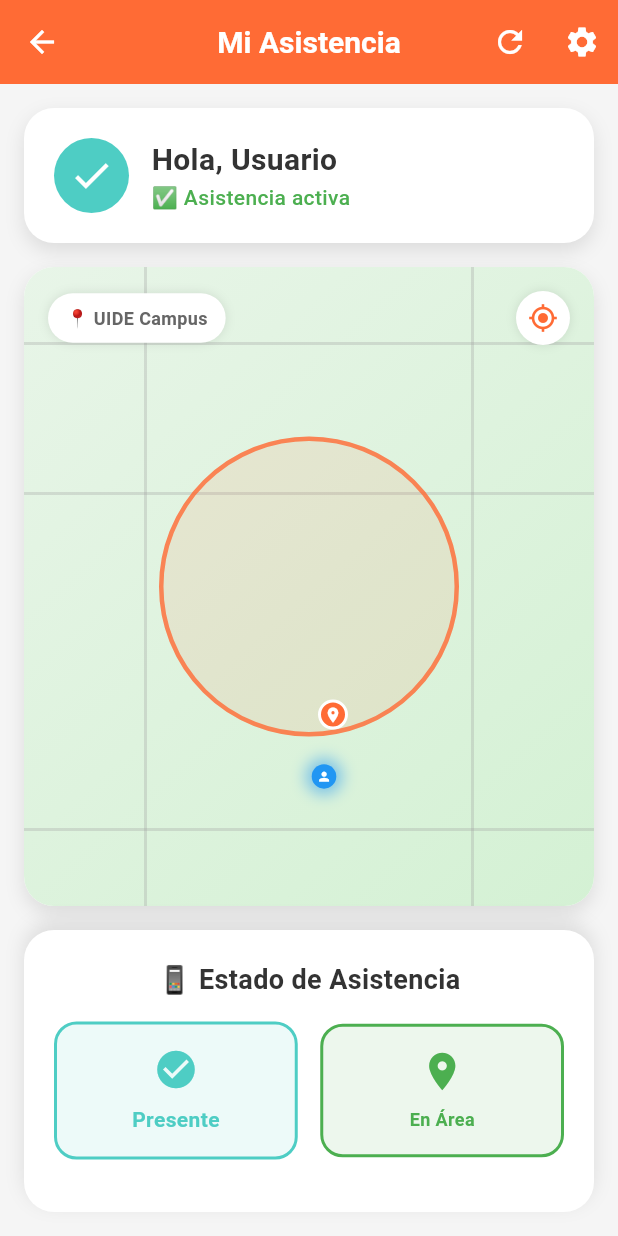
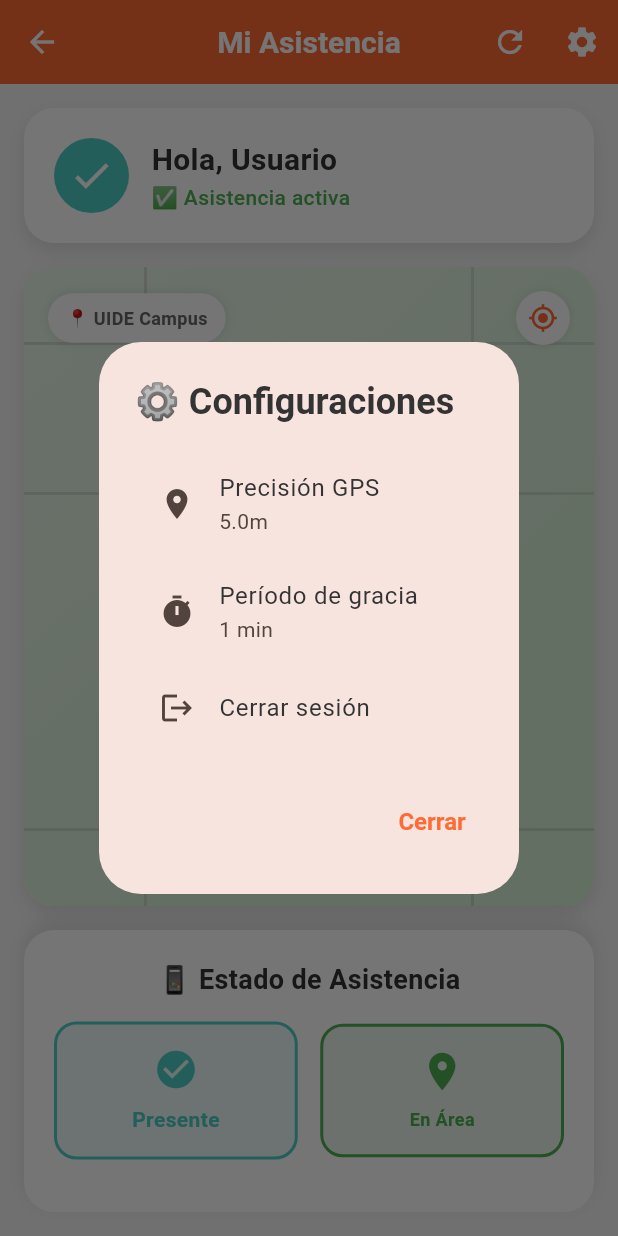
Before and after one commit to nicevall/GeoAsist_Front, a Flutter app: the MapViewScreen screen opened by its route, after a tap on the "settings" icon, on a phone screen of 412 x 824 dp. Run offline on Flutter 3.47's test engine with Material 3 defaults, Android fonts, the phone set to English and light mode, and no system bars; our stand-ins replace shared_preferences; accounts and stored records are empty; network calls fail.

Commit message:
🔧 fixing deprecated

```diff
--- a/lib/screens/login_screen.dart
+++ b/lib/screens/login_screen.dart
@@ -171,6 +171,7 @@ class _LoginScreenState extends State<LoginScreen> {
                       ),
                     ),
                     const SizedBox(width: 8),
+                    // ignore: prefer_const_constructors
                     Text(
                       'Conectado al servidor: ${AppConstants.baseUrl}',
                       style: const TextStyle(
--- a/lib/screens/map_view/map_view_screen.dart
+++ b/lib/screens/map_view/map_view_screen.dart
@@ -1,4 +1,4 @@
-// lib/screens/map_view_screen.dart
+// lib/screens/map_view/map_view_screen.dart - ARCHIVO CORREGIDO COMPLETO
 import 'package:flutter/material.dart';
 import '../../utils/colors.dart';
 import '../../core/app_constants.dart';
@@ -8,6 +8,7 @@ import '../../services/location_service.dart';
 import '../../services/storage_service.dart';
 import '../../models/evento_model.dart';
 import '../../models/usuario_model.dart';
+import '../../utils/app_router.dart';
 import 'widgets/status_panel.dart';
 import 'widgets/map_area.dart';
 import 'widgets/control_panel.dart';
@@ -53,9 +54,7 @@ class _MapViewScreenState extends State<MapViewScreen>
   List<Evento> _eventos = [];
   Evento? _currentEvento;
 
-  // Coordenadas simuladas
-  final double _centerLat = -0.1807;
-  final double _centerLng = -78.4678;
+  // Coordenadas simuladas (mantenemos solo las del usuario)
   final double _userLat = -0.1805;
   final double _userLng = -78.4680;
 
@@ -216,6 +215,7 @@ class _MapViewScreenState extends State<MapViewScreen>
     });
   }
 
+  // ✅ CORREGIDO: Agregada verificación mounted
   Future<void> _registerAttendance() async {
     if (_currentEvento == null || _currentUser == null) return;
 
@@ -226,12 +226,15 @@ class _MapViewScreenState extends State<MapViewScreen>
         longitud: _userLng,
       );
 
+      // ✅ Verificar que el widget esté montado antes de usar context
+      if (mounted) {
         ScaffoldMessenger.of(context).showSnackBar(
           SnackBar(
             content: Text(response.message),
             backgroundColor: response.success ? Colors.green : Colors.red,
           ),
         );
+      }
     } catch (e) {
       debugPrint('Error al registrar asistencia: $e');
     }
@@ -316,6 +319,55 @@ class _MapViewScreenState extends State<MapViewScreen>
     );
   }
 
+  // ✅ CORREGIDO: Implementado diálogo de configuraciones
+  void _showSettingsDialog() {
+    showDialog(
+      context: context,
+      builder: (context) => AlertDialog(
+        title: const Text('⚙️ Configuraciones'),
+        content: Column(
+          mainAxisSize: MainAxisSize.min,
+          children: [
+            ListTile(
+              leading: const Icon(Icons.location_on),
+              title: const Text('Precisión GPS'),
+              // ignore: prefer_const_constructors
+              subtitle: Text('${AppConstants.defaultLocationAccuracy}m'),
+              onTap: () {
+                // Configuración de precisión GPS
+                Navigator.of(context).pop();
+              },
+            ),
+            ListTile(
+              leading: const Icon(Icons.timer),
+              title: const Text('Período de gracia'),
+              subtitle:
+                  Text('${AppConstants.gracePeriodDuration.inMinutes} min'),
+              onTap: () {
+                // Configuración de período de gracia
+                Navigator.of(context).pop();
+              },
+            ),
+            ListTile(
+              leading: const Icon(Icons.logout),
+              title: const Text('Cerrar sesión'),
+              onTap: () async {
+                Navigator.of(context).pop();
+                await AppRouter.logout();
+              },
+            ),
+          ],
+        ),
+        actions: [
+          TextButton(
+            onPressed: () => Navigator.of(context).pop(),
+            child: const Text('Cerrar'),
+          ),
+        ],
+      ),
+    );
+  }
+
   @override
   Widget build(BuildContext context) {
     if (_isLoading) {
@@ -341,11 +393,10 @@ class _MapViewScreenState extends State<MapViewScreen>
             icon: const Icon(Icons.refresh),
             onPressed: _initializeData,
           ),
+          // ✅ CORREGIDO: Implementada navegación a configuraciones
           IconButton(
             icon: const Icon(Icons.settings),
-            onPressed: () {
-              // TODO: Navegar a configuraciones
-            },
+            onPressed: () => _showSettingsDialog(),
           ),
         ],
       ),
--- a/lib/screens/map_view/widgets/attendance_status_cards.dart
+++ b/lib/screens/map_view/widgets/attendance_status_cards.dart
@@ -1,4 +1,4 @@
-// lib/screens/widgets/attendance_status_cards.dart
+// lib/screens/map_view/widgets/attendance_status_cards.dart - ARCHIVO CORREGIDO
 import 'package:flutter/material.dart';
 import '../../../utils/colors.dart';
 
@@ -27,9 +27,10 @@ class AttendanceStatusCards extends StatelessWidget {
     return Container(
       padding: const EdgeInsets.all(15),
       decoration: BoxDecoration(
+        // ✅ CORREGIDO: withOpacity -> withValues
         color: isAttendanceActive
-            ? AppColors.secondaryTeal.withOpacity(0.1)
-            : Colors.red.withOpacity(0.1),
+            ? AppColors.secondaryTeal.withValues(alpha: 0.1)
+            : Colors.red.withValues(alpha: 0.1),
         borderRadius: BorderRadius.circular(15),
         border: Border.all(
           color: isAttendanceActive ? AppColors.secondaryTeal : Colors.red,
@@ -60,9 +61,10 @@ class AttendanceStatusCards extends StatelessWidget {
     return Container(
       padding: const EdgeInsets.all(15),
       decoration: BoxDecoration(
+        // ✅ CORREGIDO: withOpacity -> withValues
         color: isInsideGeofence
-            ? Colors.green.withOpacity(0.1)
-            : Colors.orange.withOpacity(0.1),
+            ? Colors.green.withValues(alpha: 0.1)
+            : Colors.orange.withValues(alpha: 0.1),
         borderRadius: BorderRadius.circular(15),
         border: Border.all(
           color: isInsideGeofence ? Colors.green : Colors.orange,
--- a/lib/screens/map_view/widgets/break_timer.dart
+++ b/lib/screens/map_view/widgets/break_timer.dart
@@ -1,4 +1,4 @@
-// lib/screens/widgets/break_timer.dart
+// lib/screens/map_view/widgets/break_timer.dart - ARCHIVO CORREGIDO
 import 'package:flutter/material.dart';
 import '../../../utils/colors.dart';
 
@@ -15,7 +15,8 @@ class BreakTimer extends StatelessWidget {
     return Container(
       padding: const EdgeInsets.all(15),
       decoration: BoxDecoration(
-        color: AppColors.secondaryTeal.withOpacity(0.1),
+        // ✅ CORREGIDO: withOpacity -> withValues
+        color: AppColors.secondaryTeal.withValues(alpha: 0.1),
         borderRadius: BorderRadius.circular(12),
         border: Border.all(color: AppColors.secondaryTeal, width: 2),
       ),
--- a/lib/screens/map_view/widgets/grace_period_warning.dart
+++ b/lib/screens/map_view/widgets/grace_period_warning.dart
@@ -1,4 +1,4 @@
-// lib/screens/widgets/grace_period_warning.dart
+// lib/screens/map_view/widgets/grace_period_warning.dart - ARCHIVO CORREGIDO
 import 'package:flutter/material.dart';
 
 class GracePeriodWarning extends StatelessWidget {
@@ -19,7 +19,8 @@ class GracePeriodWarning extends StatelessWidget {
         return Container(
           padding: const EdgeInsets.all(15),
           decoration: BoxDecoration(
-            color: graceColorAnimation.value!.withOpacity(0.1),
+            // ✅ CORREGIDO: withOpacity -> withValues
+            color: graceColorAnimation.value!.withValues(alpha: 0.1),
             borderRadius: BorderRadius.circular(12),
             border: Border.all(color: graceColorAnimation.value!, width: 2),
           ),
--- a/lib/screens/map_view/widgets/map_area.dart
+++ b/lib/screens/map_view/widgets/map_area.dart
@@ -1,4 +1,4 @@
-// lib/screens/widgets/map_area.dart
+// lib/screens/map_view/widgets/map_area.dart - ARCHIVO CORREGIDO COMPLETO
 import 'package:flutter/material.dart';
 import '../../../utils/colors.dart';
 import '../../../models/evento_model.dart';
@@ -26,7 +26,8 @@ class MapArea extends StatelessWidget {
         borderRadius: BorderRadius.circular(20),
         boxShadow: [
           BoxShadow(
-            color: Colors.black.withOpacity(0.1),
+            // ✅ CORREGIDO: withOpacity -> withValues (línea 29)
+            color: Colors.black.withValues(alpha: 0.1),
             blurRadius: 10,
             offset: const Offset(0, 5),
           ),
@@ -75,13 +76,17 @@ class MapArea extends StatelessWidget {
           shape: BoxShape.circle,
           border: Border.all(
             color: isOnBreak
-                ? AppColors.secondaryTeal.withOpacity(0.5)
-                : AppColors.primaryOrange.withOpacity(0.8),
+                // ✅ CORREGIDO: withOpacity -> withValues (línea 78)
+                ? AppColors.secondaryTeal.withValues(alpha: 0.5)
+                // ✅ CORREGIDO: withOpacity -> withValues (línea 79)
+                : AppColors.primaryOrange.withValues(alpha: 0.8),
             width: 3,
           ),
           color: isOnBreak
-              ? AppColors.secondaryTeal.withOpacity(0.1)
-              : AppColors.primaryOrange.withOpacity(0.1),
+              // ✅ CORREGIDO: withOpacity -> withValues (línea 83)
+              ? AppColors.secondaryTeal.withValues(alpha: 0.1)
+              // ✅ CORREGIDO: withOpacity -> withValues (línea 84)
+              : AppColors.primaryOrange.withValues(alpha: 0.1),
         ),
       ),
     );
@@ -105,7 +110,8 @@ class MapArea extends StatelessWidget {
                 boxShadow: [
                   BoxShadow(
                     color: (isInsideGeofence ? Colors.blue : Colors.red)
-                        .withOpacity(0.5),
+                        // ✅ CORREGIDO: withOpacity -> withValues (línea 108)
+                        .withValues(alpha: 0.5),
                     blurRadius: 10,
                     spreadRadius: 5,
                   ),
@@ -151,32 +157,47 @@ class MapArea extends StatelessWidget {
         top: 50,
         left: 0,
         right: 0,
-        child: Container(height: 2, color: Colors.grey.withOpacity(0.3)),
+        child: Container(
+            height: 2,
+            // ✅ CORREGIDO: withOpacity -> withValues (línea 154)
+            color: Colors.grey.withValues(alpha: 0.3)),
       ),
       Positioned(
         top: 150,
         left: 0,
         right: 0,
-        child: Container(height: 2, color: Colors.grey.withOpacity(0.3)),
+        child: Container(
+            height: 2,
+            // ✅ CORREGIDO: withOpacity -> withValues (línea 160)
+            color: Colors.grey.withValues(alpha: 0.3)),
       ),
       Positioned(
         bottom: 50,
         left: 0,
         right: 0,
-        child: Container(height: 2, color: Colors.grey.withOpacity(0.3)),
+        child: Container(
+            height: 2,
+            // ✅ CORREGIDO: withOpacity -> withValues (línea 166)
+            color: Colors.grey.withValues(alpha: 0.3)),
       ),
       // Líneas verticales
       Positioned(
         top: 0,
         bottom: 0,
         left: 80,
-        child: Container(width: 2, color: Colors.grey.withOpacity(0.3)),
+        child: Container(
+            width: 2,
+            // ✅ CORREGIDO: withOpacity -> withValues (línea 173)
+            color: Colors.grey.withValues(alpha: 0.3)),
       ),
       Positioned(
         top: 0,
         bottom: 0,
         right: 80,
-        child: Container(width: 2, color: Colors.grey.withOpacity(0.3)),
+        child: Container(
+            width: 2,
+            // ✅ CORREGIDO: withOpacity -> withValues (línea 179)
+            color: Colors.grey.withValues(alpha: 0.3)),
       ),
     ];
   }
@@ -205,7 +226,8 @@ class MapArea extends StatelessWidget {
               borderRadius: BorderRadius.circular(20),
               boxShadow: [
                 BoxShadow(
-                  color: Colors.black.withOpacity(0.1),
+                  // ✅ CORREGIDO: withOpacity -> withValues (línea 208)
+                  color: Colors.black.withValues(alpha: 0.1),
                   blurRadius: 5,
                 ),
               ],
@@ -227,7 +249,8 @@ class MapArea extends StatelessWidget {
               borderRadius: BorderRadius.circular(20),
               boxShadow: [
                 BoxShadow(
-                  color: Colors.black.withOpacity(0.1),
+                  // ✅ CORREGIDO: withOpacity -> withValues (línea 230)
+                  color: Colors.black.withValues(alpha: 0.1),
                   blurRadius: 5,
                 ),
               ],
@@ -251,11 +274,13 @@ class MapArea extends StatelessWidget {
       child: Container(
         padding: const EdgeInsets.all(12),
         decoration: BoxDecoration(
-          color: AppColors.white.withOpacity(0.9),
+          // ✅ CORREGIDO: withOpacity -> withValues (línea 254)
+          color: AppColors.white.withValues(alpha: 0.9),
           borderRadius: BorderRadius.circular(12),
           boxShadow: [
             BoxShadow(
-              color: Colors.black.withOpacity(0.1),
+              // ✅ CORREGIDO: withOpacity -> withValues (línea 258)
+              color: Colors.black.withValues(alpha: 0.1),
               blurRadius: 5,
             ),
           ],
--- a/lib/screens/map_view/widgets/status_panel.dart
+++ b/lib/screens/map_view/widgets/status_panel.dart
@@ -1,4 +1,4 @@
-// lib/screens/widgets/status_panel.dart
+// lib/screens/map_view/widgets/status_panel.dart - ARCHIVO CORREGIDO
 import 'package:flutter/material.dart';
 import '../../../utils/colors.dart';
 import '../../../models/evento_model.dart';
@@ -38,7 +38,8 @@ class StatusPanel extends StatelessWidget {
         borderRadius: BorderRadius.circular(20),
         boxShadow: [
           BoxShadow(
-            color: Colors.black.withOpacity(0.1),
+            // ✅ CORREGIDO: withOpacity -> withValues (línea 41)
+            color: Colors.black.withValues(alpha: 0.1),
             blurRadius: 10,
             offset: const Offset(0, 5),
           ),
```
Also changed, not shown: lib/services/dashboard_service.dart (+6 -3 lines), lib/widgets/custom_text_field.dart (+3 -4 lines), pubspec.yaml (+20 -18 lines), pubspec.lock, 3 other files. Lines whose indentation alone changed are shown as unchanged.
